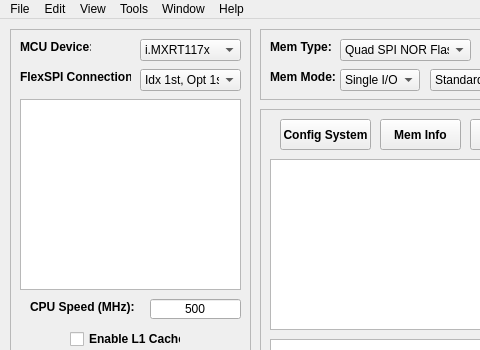
Before: the Qt Designer form gui/MCU-MemTestUtility.ui in JayHeng/MCU-MemTestUtility, drawn with Qt 5; both pictures show x 0 to 480 and y 0 to 350 of the 995 by 603 pixel window.
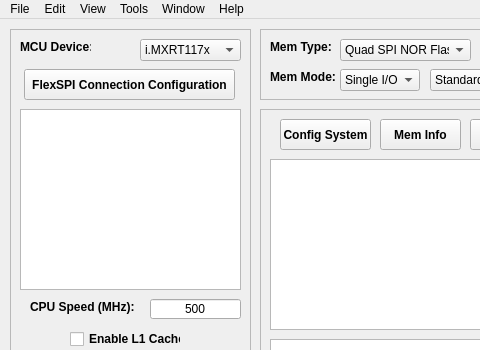
After: the same form once the commit is applied.

Commit message: Initial FlexSPI Pin CFG GUI

What changed in the file:
```diff
--- a/gui/MCU-MemTestUtility.ui
+++ b/gui/MCU-MemTestUtility.ui
@@ -69,40 +69,6 @@
       </property>
      </item>
     </widget>
-    <widget class="QLabel" name="label_flexspiConnection">
-     <property name="geometry">
-      <rect>
-       <x>10</x>
-       <y>40</y>
-       <width>111</width>
-       <height>16</height>
-      </rect>
-     </property>
-     <property name="font">
-      <font>
-       <weight>75</weight>
-       <bold>true</bold>
-      </font>
-     </property>
-     <property name="text">
-      <string>FlexSPI Connection:</string>
-     </property>
-    </widget>
-    <widget class="QComboBox" name="comboBox_flexspiConnection">
-     <property name="geometry">
-      <rect>
-       <x>130</x>
-       <y>40</y>
-       <width>101</width>
-       <height>22</height>
-      </rect>
-     </property>
-     <item>
-      <property name="text">
-       <string>Idx 1st, Opt 1st</string>
-      </property>
-     </item>
-    </widget>
     <widget class="QTextEdit" name="textEdit_flexspiConnection">
      <property name="enabled">
       <bool>true</bool>
@@ -110,9 +76,9 @@
      <property name="geometry">
       <rect>
        <x>10</x>
-       <y>70</y>
+       <y>80</y>
        <width>221</width>
-       <height>191</height>
+       <height>181</height>
       </rect>
      </property>
      <property name="readOnly">
@@ -226,6 +192,25 @@
       </property>
      </item>
     </widget>
+    <widget class="QPushButton" name="pushButton_flexspiConnectionConfiguration">
+     <property name="geometry">
+      <rect>
+       <x>14</x>
+       <y>40</y>
+       <width>211</width>
+       <height>31</height>
+      </rect>
+     </property>
+     <property name="font">
+      <font>
+       <weight>75</weight>
+       <bold>true</bold>
+      </font>
+     </property>
+     <property name="text">
+      <string>FlexSPI Connection Configuration</string>
+     </property>
+    </widget>
    </widget>
    <widget class="QFrame" name="uartFrame">
     <property name="geometry">
```
The commit also changes 6 other files.
